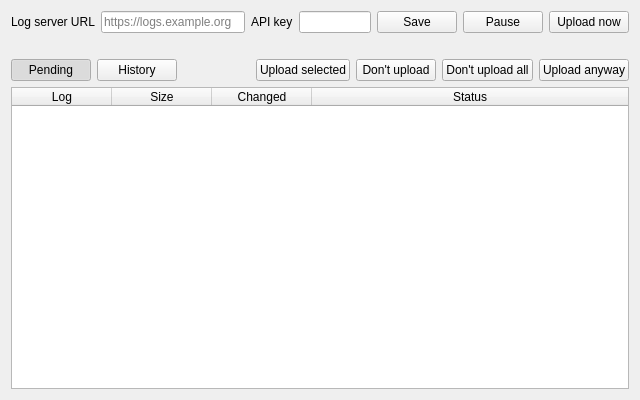
Before: the Qt Designer form sw/supervision/python/ui/ui_log_upload.ui in paparazzi/paparazzi, drawn with Qt 5.
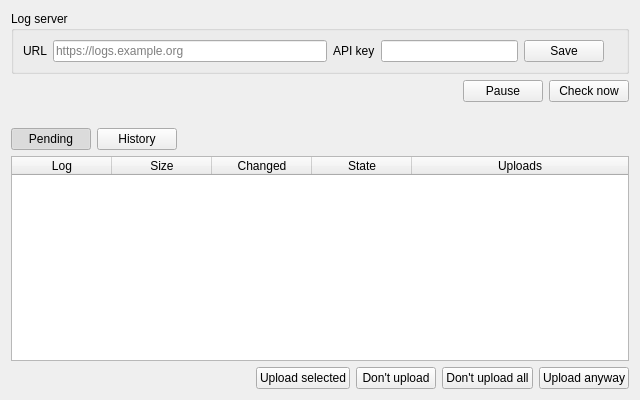
After: the same form once the commit is applied.

Commit message:
[supervision] Log upload: clearer tab layout
- Server URL and API key in a "Log server" box with the connection result
- Status line with the state, pending logs and the time of the next check,
  Pause and "Check now" (was "Upload now") next to it
- A help line with the upload rules instead of only a tooltip
- Pending table: a short State (Waiting, Ready, Failed, ...) and when it is
  uploaded, the reason in the tooltip
- The actions on the selected logs below the table

Patch:
```diff
--- a/sw/supervision/python/ui/ui_log_upload.ui
+++ b/sw/supervision/python/ui/ui_log_upload.ui
@@ -15,11 +15,15 @@
   </property>
   <layout class="QVBoxLayout" name="verticalLayout">
    <item>
+    <widget class="QGroupBox" name="server_box">
+     <property name="title">
+      <string>Log server</string>
+     </property>
     <layout class="QHBoxLayout" name="settings_layout">
      <item>
       <widget class="QLabel" name="server_label">
        <property name="text">
-        <string>Log server URL</string>
+          <string>URL</string>
        </property>
       </widget>
      </item>
@@ -70,6 +74,34 @@
       </widget>
      </item>
      <item>
+        <widget class="QLabel" name="connection_label">
+         <property name="text">
+          <string/>
+         </property>
+        </widget>
+       </item>
+     </layout>
+    </widget>
+   </item>
+   <item>
+    <layout class="QHBoxLayout" name="status_layout">
+     <item>
+      <widget class="QLabel" name="summary_label">
+       <property name="sizePolicy">
+        <sizepolicy hsizetype="Ignored" vsizetype="Preferred">
+         <horstretch>1</horstretch>
+         <verstretch>0</verstretch>
+        </sizepolicy>
+       </property>
+       <property name="text">
+        <string/>
+       </property>
+       <property name="wordWrap">
+        <bool>true</bool>
+       </property>
+      </widget>
+     </item>
+     <item>
       <widget class="QPushButton" name="pause_button">
        <property name="toolTip">
         <string>Stop contacting the log server until you resume. A running upload stops after the current log.</string>
@@ -88,23 +120,20 @@
         <string>Upload finished logs now instead of waiting for the next automatic run</string>
        </property>
        <property name="text">
-        <string>Upload now</string>
+        <string>Check now</string>
        </property>
       </widget>
      </item>
     </layout>
    </item>
    <item>
-    <widget class="QLabel" name="summary_label">
-     <property name="sizePolicy">
-      <sizepolicy hsizetype="Ignored" vsizetype="Preferred">
-       <horstretch>1</horstretch>
-       <verstretch>0</verstretch>
-      </sizepolicy>
-     </property>
+    <widget class="QLabel" name="help_label">
      <property name="text">
       <string/>
      </property>
+     <property name="wordWrap">
+      <bool>true</bool>
+     </property>
     </widget>
    </item>
    <item>
@@ -157,46 +186,6 @@
        </property>
       </spacer>
      </item>
-     <item>
-      <widget class="QPushButton" name="force_button">
-       <property name="toolTip">
-        <string>Upload the selected logs now, without waiting until they are unchanged for an hour. Only for logs which are no longer being recorded.</string>
-       </property>
-       <property name="text">
-        <string>Upload selected</string>
-       </property>
-      </widget>
-     </item>
-     <item>
-      <widget class="QPushButton" name="ignore_button">
-       <property name="toolTip">
-        <string>Never upload the selected logs (unless they change). The files are not deleted.</string>
-       </property>
-       <property name="text">
-        <string>Don't upload</string>
-       </property>
-      </widget>
-     </item>
-     <item>
-      <widget class="QPushButton" name="ignore_all_button">
-       <property name="toolTip">
-        <string>Never upload any of the pending logs (unless they change). The files are not deleted.</string>
-       </property>
-       <property name="text">
-        <string>Don't upload all</string>
-       </property>
-      </widget>
-     </item>
-     <item>
-      <widget class="QPushButton" name="requeue_button">
-       <property name="toolTip">
-        <string>Put the selected logs which were marked Don't upload back in the queue</string>
-       </property>
-       <property name="text">
-        <string>Upload anyway</string>
-       </property>
-      </widget>
-     </item>
     </layout>
    </item>
    <item>
@@ -249,7 +238,12 @@
          </column>
          <column>
           <property name="text">
-           <string>Status</string>
+           <string>State</string>
+          </property>
+         </column>
+         <column>
+          <property name="text">
+           <string>Uploads</string>
           </property>
          </column>
         </widget>
@@ -313,6 +307,70 @@
      </widget>
     </widget>
    </item>
+   <item>
+    <layout class="QHBoxLayout" name="actions_layout">
+     <item>
+      <widget class="QLabel" name="selection_label">
+       <property name="text">
+        <string/>
+       </property>
+      </widget>
+     </item>
+     <item>
+      <spacer name="actions_spacer">
+       <property name="orientation">
+        <enum>Qt::Horizontal</enum>
+       </property>
+       <property name="sizeHint" stdset="0">
+        <size>
+         <width>40</width>
+         <height>20</height>
+        </size>
+       </property>
+      </spacer>
+     </item>
+     <item>
+      <widget class="QPushButton" name="force_button">
+       <property name="toolTip">
+        <string>Upload the selected logs now, also the ones still waiting until they are unchanged for an hour. Only for logs which are no longer being recorded.</string>
+       </property>
+       <property name="text">
+        <string>Upload selected</string>
+       </property>
+      </widget>
+     </item>
+     <item>
+      <widget class="QPushButton" name="ignore_button">
+       <property name="toolTip">
+        <string>Never upload the selected logs (unless they change). The files are not deleted.</string>
+       </property>
+       <property name="text">
+        <string>Don't upload</string>
+       </property>
+      </widget>
+     </item>
+     <item>
+      <widget class="QPushButton" name="ignore_all_button">
+       <property name="toolTip">
+        <string>Never upload any of the pending logs (unless they change). The files are not deleted.</string>
+       </property>
+       <property name="text">
+        <string>Don't upload all</string>
+       </property>
+      </widget>
+     </item>
+     <item>
+      <widget class="QPushButton" name="requeue_button">
+       <property name="toolTip">
+        <string>Put the selected logs which were marked Don't upload back in the queue</string>
+       </property>
+       <property name="text">
+        <string>Upload anyway</string>
+       </property>
+      </widget>
+     </item>
+    </layout>
+   </item>
   </layout>
  </widget>
  <resources/>
```
Left out of the diff: 2 changed lines with no effect on the pictures. Lines whose indentation alone changed are shown as unchanged. The commit also changes 2 other files.
